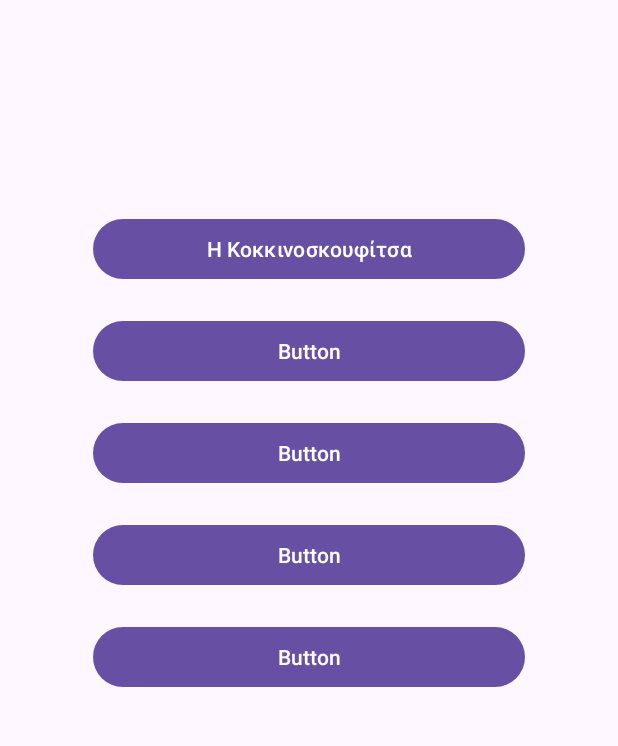
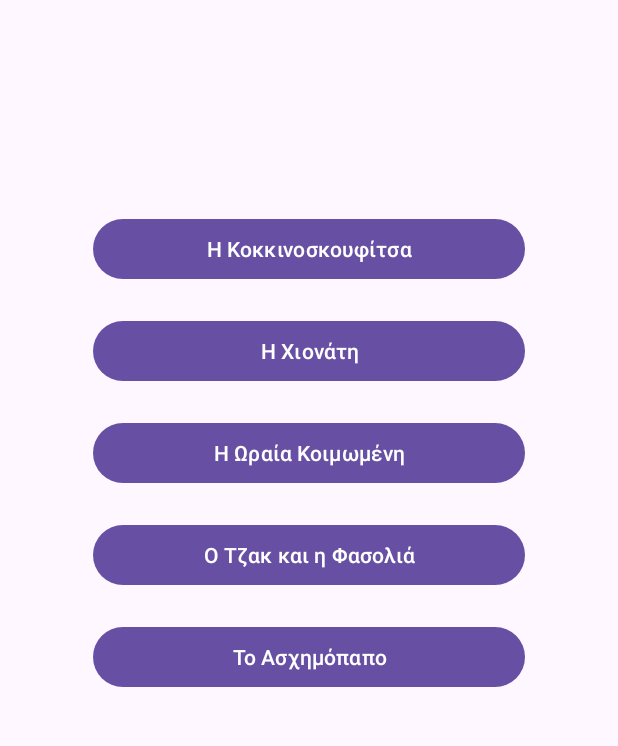
Before and after one commit to ekaltsuni/audio-stories-app, an Android app: the screen it shows after launch (MainActivity), on a phone screen of 412 x 824 dp, the part 179-925 px from its top. Run offline under Robolectric (Android 15) with nearby library versions, the phone set to English and light mode, and no system bars.

```diff
--- a/app/app/src/main/res/layout/activity_main.xml
+++ b/app/app/src/main/res/layout/activity_main.xml
@@ -62,7 +62,7 @@
             android:orientation="vertical">
 
             <Button
-                android:id="@+id/button"
+                android:id="@+id/red_riding_hood"
                 android:layout_width="match_parent"
                 android:layout_height="wrap_content"
                 android:layout_marginBottom="20sp"
@@ -70,31 +70,35 @@
                 android:text="@string/red_riding_hood" />
 
             <Button
-                android:id="@+id/button2"
+                android:id="@+id/snow_white"
                 android:layout_width="match_parent"
                 android:layout_height="wrap_content"
                 android:layout_marginBottom="20sp"
-                android:text="Button" />
+                android:onClick="goToStory"
+                android:text="@string/snow_white" />
 
             <Button
-                android:id="@+id/button3"
+                android:id="@+id/sleeping_beauty"
                 android:layout_width="match_parent"
                 android:layout_height="wrap_content"
                 android:layout_marginBottom="20sp"
-                android:text="Button" />
+                android:onClick="goToStory"
+                android:text="@string/sleeping_beauty" />
 
             <Button
-                android:id="@+id/button4"
+                android:id="@+id/jack_and_the_beanstalk"
                 android:layout_width="match_parent"
                 android:layout_height="wrap_content"
                 android:layout_marginBottom="20sp"
-                android:text="Button" />
+                android:onClick="goToStory"
+                android:text="@string/jack_and_the_beanstalk" />
 
             <Button
-                android:id="@+id/button5"
+                android:id="@+id/ugly_duckling"
                 android:layout_width="match_parent"
                 android:layout_height="wrap_content"
-                android:text="Button" />
+                android:onClick="goToStory"
+                android:text="@string/ugly_duckling" />
         </LinearLayout>
     </ScrollView>
 
--- a/app/app/src/main/res/values/strings.xml
+++ b/app/app/src/main/res/values/strings.xml
@@ -1,6 +1,10 @@
 <resources>
-    <string name="app_name" translatable="false">Audio Stories</string>
+    <string name="app_name" translatable="false">Unipi Audio Stories</string>
     <string name="red_riding_hood">Η Κοκκινοσκουφίτσα</string>
+    <string name="snow_white">Η Χιονάτη</string>
+    <string name="sleeping_beauty">Η Ωραία Κοιμωμένη</string>
+    <string name="jack_and_the_beanstalk">Ο Τζακ και η Φασολιά</string>
+    <string name="ugly_duckling">Το Ασχημόπαπο</string>
     <string name="stories_statistics">Stories\' Statistics</string>
     <string name="audio_story_button">TextView</string>
     <string name="audio_story">Audio Story</string>
```
Also changed, not shown: app/app/src/main/java/gr/unipi/android/audiostories/MainActivity.java (+9 -1 lines), app/app/src/main/java/gr/unipi/android/audiostories/StoryActivity.java (+40 -1 lines), app/app/src/main/java/gr/unipi/android/audiostories/constant/AppConstants.java (+13 -1 lines), app/app/src/main/java/gr/unipi/android/audiostories/model/Story.java (+15 -12 lines), app/app/src/main/res/layout/activity_story.xml (+6 -6 lines), app/app/src/main/res/drawable/jack_and_the_beanstalk.png (added), app/app/src/main/res/drawable/red_riding_hood.png, app/app/src/main/res/drawable/sleeping_beauty.png (added), app/app/src/main/res/drawable/snow_white.png (added), app/app/src/main/res/drawable/ugly_duckling.png (added), 2 other files.
